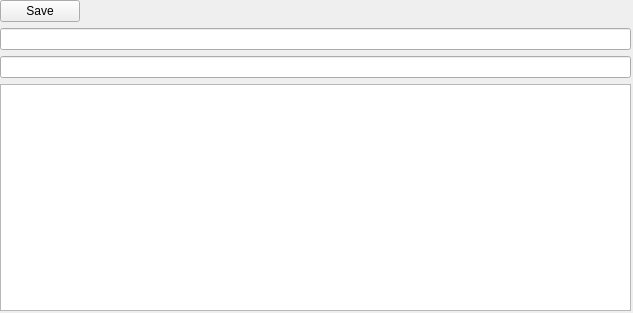
The window that uitester/ui/case_manager/tag_editor.ui (IfengAutomation/uitester) describes before a commit, drawn with Qt 5.
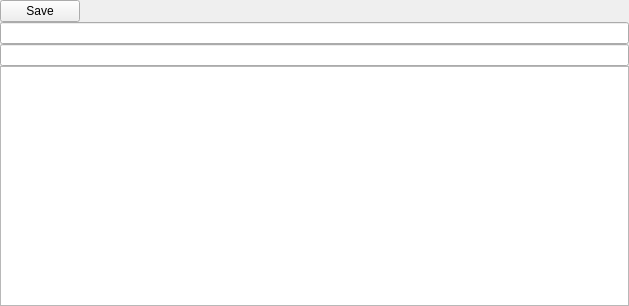
The same window after the commit.

The edit to the form file:
```diff
--- a/uitester/ui/case_manager/tag_editor.ui
+++ b/uitester/ui/case_manager/tag_editor.ui
@@ -6,45 +6,75 @@
    <rect>
     <x>0</x>
     <y>0</y>
-    <width>633</width>
-    <height>313</height>
+    <width>629</width>
+    <height>306</height>
    </rect>
   </property>
+  <property name="sizePolicy">
+   <sizepolicy hsizetype="Preferred" vsizetype="Preferred">
+    <horstretch>0</horstretch>
+    <verstretch>0</verstretch>
+   </sizepolicy>
+  </property>
+  <property name="contextMenuPolicy">
+   <enum>Qt::DefaultContextMenu</enum>
+  </property>
   <property name="windowTitle">
    <string>Form</string>
   </property>
-  <widget class="QWidget" name="verticalLayoutWidget">
-   <property name="geometry">
-    <rect>
-     <x>0</x>
-     <y>0</y>
-     <width>631</width>
-     <height>311</height>
-    </rect>
+  <layout class="QVBoxLayout" name="verticalLayout_2">
+   <property name="spacing">
+    <number>0</number>
    </property>
-   <layout class="QVBoxLayout" name="verticalLayout">
+   <property name="leftMargin">
+    <number>0</number>
+   </property>
+   <property name="topMargin">
+    <number>0</number>
+   </property>
+   <property name="rightMargin">
+    <number>0</number>
+   </property>
+   <property name="bottomMargin">
+    <number>0</number>
+   </property>
     <item>
-     <layout class="QHBoxLayout" name="horizontalLayout">
-      <item alignment="Qt::AlignLeft">
+    <layout class="QHBoxLayout" name="horizontalLayout_2">
+     <property name="spacing">
+      <number>0</number>
+     </property>
+     <item>
        <widget class="QPushButton" name="tag_save_btn">
         <property name="text">
          <string>Save</string>
         </property>
        </widget>
       </item>
-     </layout>
-    </item>
     <item>
-     <widget class="QLineEdit" name="tag_id_line_edit"/>
+      <spacer name="horizontalSpacer">
+       <property name="orientation">
+        <enum>Qt::Horizontal</enum>
+       </property>
+       <property name="sizeHint" stdset="0">
+        <size>
+         <width>40</width>
+         <height>20</height>
+        </size>
+       </property>
+      </spacer>
+     </item>
+    </layout>
     </item>
     <item>
      <widget class="QLineEdit" name="tag_name_line_edit"/>
     </item>
+   <item>
+    <widget class="QLineEdit" name="tag_id_line_edit"/>
+   </item>
     <item>
      <widget class="QPlainTextEdit" name="tag_description_text_edit"/>
     </item>
    </layout>
-  </widget>
  </widget>
  <resources/>
  <connections/>
```
Left out of the diff: 2 changed lines with no effect on the pictures. Lines whose indentation alone changed are shown as unchanged.
